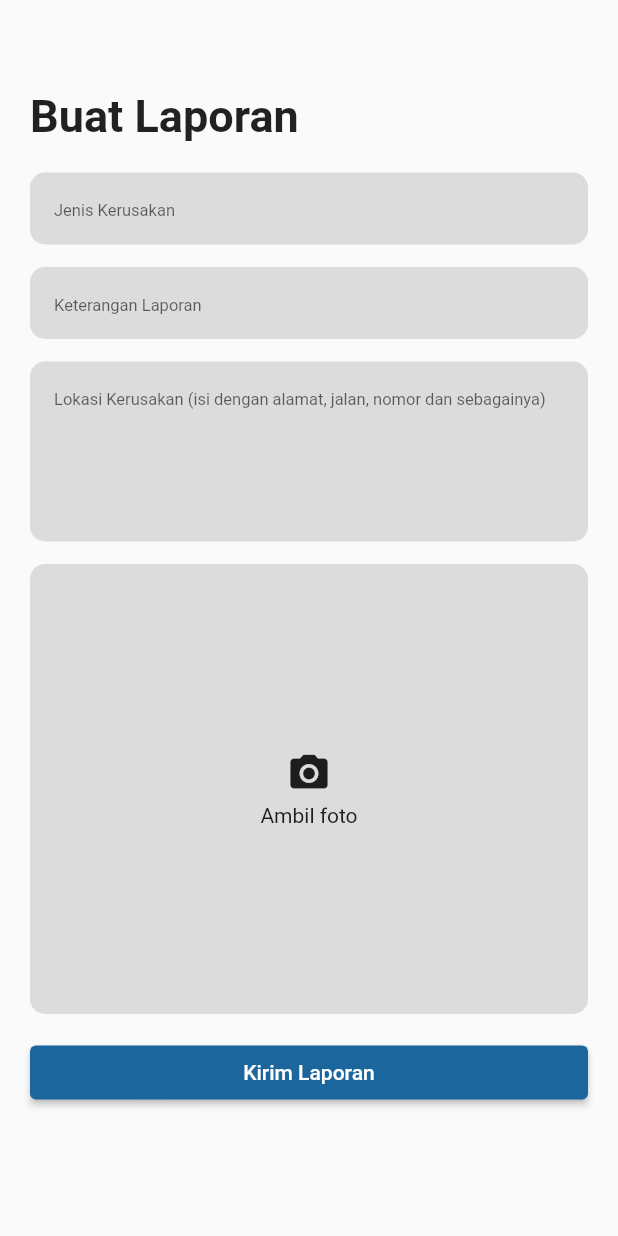
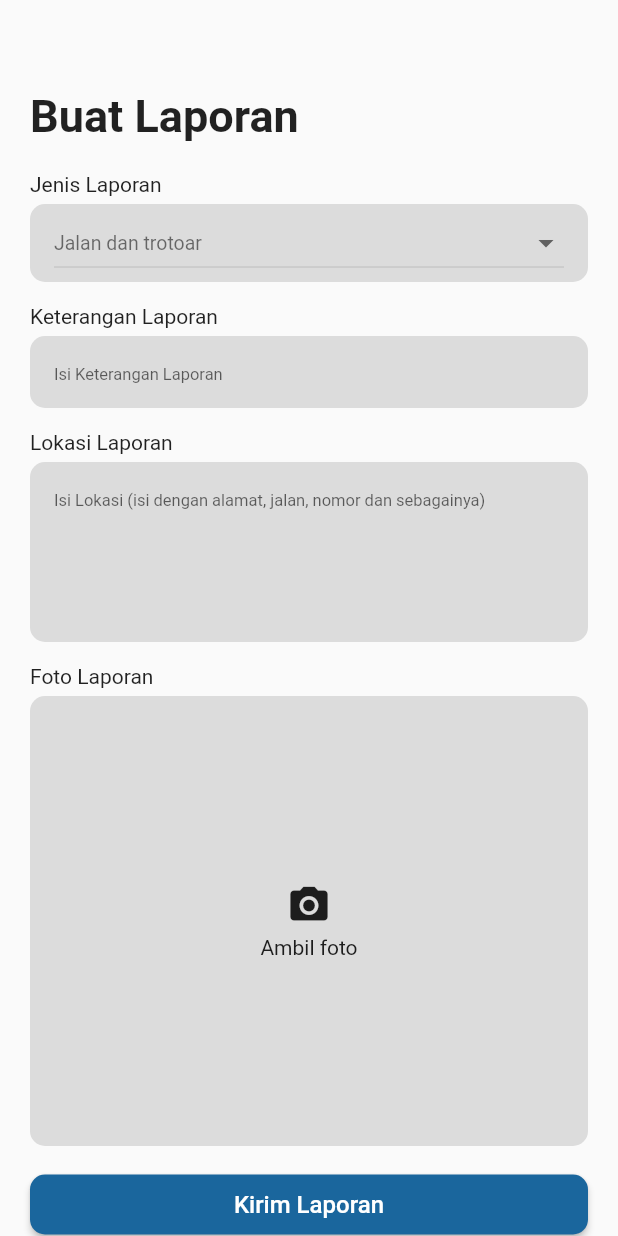
Before and after one commit to r083rt/lapor-pak, a Flutter app: the BuatLaporanView screen opened by its route, after a tap on "Kirim Laporan", on a phone screen of 412 x 824 dp. Run offline on Flutter 3.47's test engine with Material 2 defaults, Android fonts, the phone set to English and light mode, and no system bars; our stand-ins replace accordion, cloud_firestore, convex_bottom_bar, curved_navigation_bar, firebase_auth, firebase_core and 6 more; missing offline and left inert: open_route_service; accounts and stored records are empty.

Commit message:
2nd Push

```diff
--- a/lib/app/modules/buat_laporan/controllers/buat_laporan_controller.dart
+++ b/lib/app/modules/buat_laporan/controllers/buat_laporan_controller.dart
@@ -14,7 +14,7 @@ class BuatLaporanController extends GetxController {
   FirebaseFirestore firestore = FirebaseFirestore.instance;
   final user = FirebaseAuth.instance.currentUser;
   final box = GetStorage();
-
+  RxString dropdownValue = 'Jalan dan trotoar'.obs;
   final image = Rx<File?>(null);
   final kategoriC = TextEditingController();
   final lokasiC = TextEditingController();
@@ -60,7 +60,7 @@ class BuatLaporanController extends GetxController {
 
   String getCurrentDateTime() {
     var now = DateTime.now();
-    var formatter = DateFormat('yyyy-MM-dd HH:mm');
+    var formatter = DateFormat('dd MMM yyyy');
     return formatter.format(now);
   }
 
@@ -80,14 +80,15 @@ class BuatLaporanController extends GetxController {
       await laporan.add({
         "foto": baset64Img,
         "id_pelapor": user!.uid,
-        "kategori_laporan": kategoriC.text,
+        "kategori_laporan": dropdownValue.value,
         "keterangan": keteranganC.text,
         "latitude": _lat,
         "longitude": _lng,
         "lokasi": lokasiC.text,
         "nama_pelapor": nama,
         "status": "Menunggu",
-        "tgl_lapor": tglLaporTimestamp
+        "tgl_lapor": getCurrentDateTime().toString(),
+        "timestamp": tglLaporTimestamp
       });
 
       Fluttertoast.showToast(
--- a/lib/app/modules/buat_laporan/views/buat_laporan_view.dart
+++ b/lib/app/modules/buat_laporan/views/buat_laporan_view.dart
@@ -13,6 +13,7 @@ class BuatLaporanView extends GetView<BuatLaporanController> {
             child: Padding(
       padding: const EdgeInsets.all(20.0),
       child: Column(
+        crossAxisAlignment: CrossAxisAlignment.start,
         children: [
           Container(
             width: Get.width,
@@ -23,22 +24,45 @@ class BuatLaporanView extends GetView<BuatLaporanController> {
             ),
           ),
           Container(
+              margin: EdgeInsets.only(bottom: 5), child: Text("Jenis Laporan")),
+          Container(
             width: Get.width,
+            padding: EdgeInsets.symmetric(horizontal: 16.0, vertical: 2),
             decoration: BoxDecoration(
                 borderRadius: BorderRadius.circular(10), color: Colors.black12),
-            child: TextField(
-              controller: controller.kategoriC,
-              decoration: InputDecoration(
-                labelStyle: TextStyle(fontSize: 13.0),
-                hintStyle: TextStyle(fontSize: 11.0),
-                border: InputBorder.none,
-                hintText: 'Jenis Kerusakan',
-                contentPadding:
-                    EdgeInsets.symmetric(horizontal: 16.0, vertical: 12.0),
+            child: Obx(
+              () => DropdownButton<String>(
+                isExpanded: true,
+                value: controller.dropdownValue.value,
+                style: TextStyle(fontSize: 13.0, color: Colors.black54),
+                onChanged: (String? newValue) {
+                  print(newValue);
+                  controller.dropdownValue.value = newValue ?? '';
+                },
+                items: <String>[
+                  'Jalan dan trotoar',
+                  'Lampu jalan',
+                  'Drainase dan saluran air',
+                  'Taman dan area publik',
+                  'Fasilitas kesehatan',
+                  'Fasilitas pendidikan',
+                  'Sampah dan lingkungan',
+                  'Fasilitas transportasi umum',
+                  'Listrik, air, dan gas',
+                  'Hewan liar dan keselamatan lalu lintas'
+                ].map<DropdownMenuItem<String>>((String value) {
+                  return DropdownMenuItem<String>(
+                    value: value,
+                    child: Text(value),
+                  );
+                }).toList(),
               ),
             ),
           ),
           SizedBox(height: 15),
+          Container(
+              margin: EdgeInsets.only(bottom: 5),
+              child: Text("Keterangan Laporan")),
           Container(
             width: Get.width,
             decoration: BoxDecoration(
@@ -49,13 +73,16 @@ class BuatLaporanView extends GetView<BuatLaporanController> {
                 labelStyle: TextStyle(fontSize: 13.0),
                 hintStyle: TextStyle(fontSize: 11.0),
                 border: InputBorder.none,
-                hintText: 'Keterangan Laporan ',
+                hintText: 'Isi Keterangan Laporan ',
                 contentPadding:
                     EdgeInsets.symmetric(horizontal: 16.0, vertical: 12.0),
               ),
             ),
           ),
           SizedBox(height: 15),
+          Container(
+              margin: EdgeInsets.only(bottom: 5),
+              child: Text("Lokasi Laporan")),
           Container(
             width: Get.width,
             height: 120,
@@ -68,13 +95,15 @@ class BuatLaporanView extends GetView<BuatLaporanController> {
                 hintStyle: TextStyle(fontSize: 11.0),
                 border: InputBorder.none,
                 hintText:
-                    'Lokasi Kerusakan (isi dengan alamat, jalan, nomor dan sebagainya)',
+                    'Isi Lokasi (isi dengan alamat, jalan, nomor dan sebagainya)',
                 contentPadding:
                     EdgeInsets.symmetric(horizontal: 16.0, vertical: 12.0),
               ),
             ),
           ),
           SizedBox(height: 15),
+          Container(
+              margin: EdgeInsets.only(bottom: 5), child: Text("Foto Laporan")),
           Container(
               width: Get.width,
               height: 300,
@@ -122,9 +151,20 @@ class BuatLaporanView extends GetView<BuatLaporanController> {
               onPressed: () async {
                 await controller.sendLaporan();
               },
-              child: Text("Kirim Laporan"),
+              child: Text(
+                "Kirim Laporan",
+                style: TextStyle(
+                  fontSize: 16, // Set the text size to 20
+                ),
+              ),
               style: ElevatedButton.styleFrom(
+                minimumSize: Size(double.infinity, 40),
                 backgroundColor: Color(0xff1A669D),
+                shape: RoundedRectangleBorder(
+                  borderRadius: BorderRadius.all(
+                    Radius.circular(10), // Set the border radius to 20
+                  ),
+                ),
               ),
             ),
           )
--- a/lib/app/modules/pelaporan/controllers/pelaporan_controller.dart
+++ b/lib/app/modules/pelaporan/controllers/pelaporan_controller.dart
@@ -16,7 +16,7 @@ class PelaporanController extends GetxController {
   final box = GetStorage();
   final Stream<QuerySnapshot> laporanStream = FirebaseFirestore.instance
       .collection('laporan')
-      .limit(20)
-      .orderBy('timestamp', descending: true)
+      // .limit(20)
+      // .orderBy('timestamp', descending: true)
       .snapshots();
 }
--- a/lib/app/modules/pelaporan/views/pelaporan_view.dart
+++ b/lib/app/modules/pelaporan/views/pelaporan_view.dart
@@ -23,6 +23,17 @@ class PelaporanView extends GetView<PelaporanController> {
           titleTextStyle: TextStyle(
               color: Colors.black, fontSize: 30, fontWeight: FontWeight.w700),
           automaticallyImplyLeading: false,
+        ),
+        floatingActionButton: FloatingActionButton.extended(
+          backgroundColor: Color(0xff1A669D),
+          onPressed: () {
+            Get.toNamed(Routes.BUAT_LAPORAN);
+          },
+          label: Text(
+            'LAPOR!',
+            style: TextStyle(fontWeight: FontWeight.w900),
+          ),
+          icon: Icon(Icons.campaign),
         ),
         body: StreamBuilder<QuerySnapshot>(
           stream: controller.laporanStream,
```
